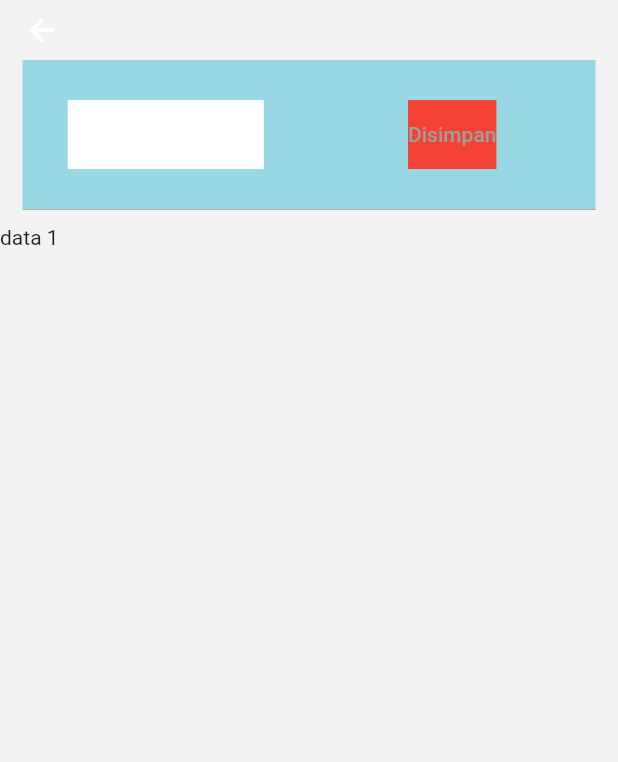
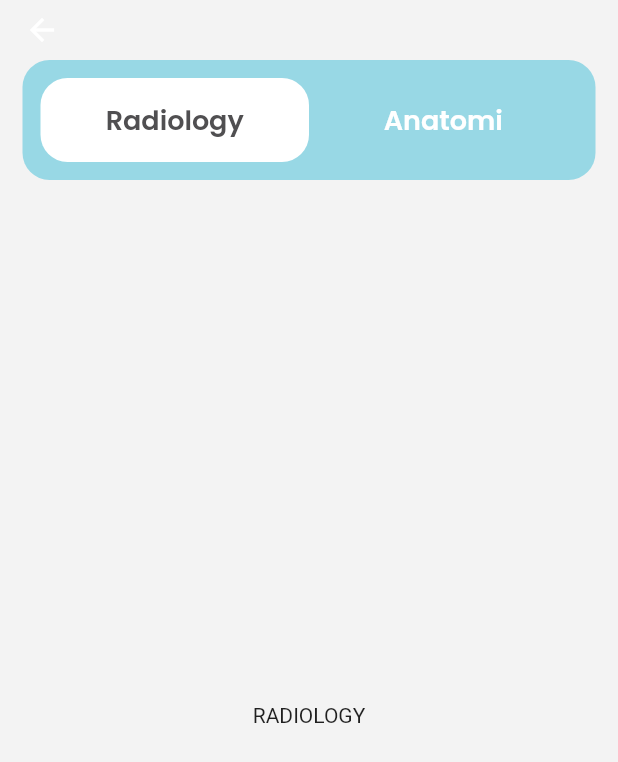
Before and after one commit to IndarMuis/dentalk-anatomy, a Flutter app: the HomeView screen opened by its route, on a phone screen of 412 x 824 dp. Shown: the top 762 px of the screen. Run offline on Flutter 3.47's test engine with Material 2 defaults, Android fonts, the phone set to English and light mode, and no system bars; our stand-ins replace get, google_fonts, introduction_screen.

Commit message:
improvement: tab bar in home page

```diff
--- a/lib/app/modules/constant.dart
+++ b/lib/app/modules/constant.dart
@@ -14,7 +14,10 @@ class Constant {
   static const Color darkColor = Color(0xff266162);
   static const Color darknestColor = Color(0xff173D3C);
 
-  static TextStyle primaryTextStyle = GoogleFonts.poppins();
+  static const Color primaryTextColor = Color(0xff504F51);
+
+  static TextStyle primaryTextStyle =
+      GoogleFonts.poppins(color: primaryTextColor);
 
   static const FontWeight boldFontWeight = FontWeight.w700;
   static const FontWeight semiBoldFontWeight = FontWeight.w600;
--- a/lib/app/modules/home/controllers/home_controller.dart
+++ b/lib/app/modules/home/controllers/home_controller.dart
@@ -1,20 +1,12 @@
+import 'package:flutter/material.dart';
 import 'package:get/get.dart';
 
 class HomeController extends GetxController {
-  //TODO: Implement HomeController
+  var currentPage = 0.obs;
+  late TabController tabController;
 
-  final count = 0.obs;
   @override
   void onInit() {
     super.onInit();
   }
-
-  @override
-  void onReady() {
-    super.onReady();
-  }
-
-  @override
-  void onClose() {}
-  void increment() => count.value++;
 }
--- a/lib/app/modules/home/views/home_view.dart
+++ b/lib/app/modules/home/views/home_view.dart
@@ -22,58 +22,66 @@ class HomeView extends GetView<HomeController> {
           child: Column(
             children: [
               Container(
-                height: 100,
+                height: 80,
+                width: double.infinity,
+                padding: EdgeInsets.all(12),
                 margin: EdgeInsets.symmetric(vertical: 10, horizontal: 15),
                 decoration: BoxDecoration(
-                    // borderRadius: BorderRadius.circular(20),
+                  borderRadius: BorderRadius.circular(18),
                   color: Constant.lightnestColor,
-                    border: Border(
-                        bottom: BorderSide(width: 0.5, color: Colors.grey))),
+                ),
                 child: TabBar(
-                    // labelStyle: primaryTextStyle.copyWith(
-                    //     fontWeight: semiBold, fontSize: 15),
-                    // labelColor: primaryColor,
-                    unselectedLabelColor: Colors.grey,
-                    // controller: tabController,
-                    // indicator: BoxDecoration(
-                    //     border: Border(
-                    //         bottom: BorderSide(
-                    //   width: 4,
-                    //   color: Colors.red,
-                    // ))),
+                    onTap: (value) {
+                      print("CURRENT VALUE : $value");
+                      controller.currentPage.value = value;
+                    },
+                    indicator: BoxDecoration(
+                      borderRadius: BorderRadius.circular(18),
+                      color: Constant.whiteColor,
+                      // border: Border.all(color: Colors.transparent),
+                    ),
                     indicatorColor: Colors.transparent,
                     indicatorWeight: 0.1,
                     tabs: [
-                      Tab(
-                        child: Container(
-                          padding: EdgeInsets.all(30),
-                          height: 90,
-                          decoration: BoxDecoration(color: Colors.white),
+                      Obx(() => Tab(
                             child: Text(
-                            "Raidology",
+                              "Radiology",
                               style: Constant.primaryTextStyle.copyWith(
-                              color: Constant.darknestColor,
+                                fontSize: 18,
+                                color: controller.currentPage == 0
+                                    ? Constant.primaryTextColor
+                                    : Constant.whiteColor,
+                                fontWeight: Constant.semiBoldFontWeight,
                               ),
                             ),
+                          )),
+                      Obx(() => Tab(
+                            child: Text(
+                              "Anatomi",
+                              style: Constant.primaryTextStyle.copyWith(
+                                fontSize: 18,
+                                color: controller.currentPage == 1
+                                    ? Constant.primaryTextColor
+                                    : Constant.whiteColor,
+                                fontWeight: Constant.semiBoldFontWeight,
                               ),
                             ),
-                      Container(
-                        color: Colors.red,
-                        child: Tab(
-                          text: "Disimpan",
-                        ),
-                      ),
+                          )),
                     ]),
               ),
               Expanded(
-                  child: TabBarView(children: [
+                child: TabBarView(
+                  physics: NeverScrollableScrollPhysics(),
+                  children: [
                     Container(
-                  child: Text("data 1"),
+                      child: Center(child: Text("RADIOLOGY")),
                     ),
                     Container(
-                  child: Text("data 1"),
+                      child: Center(child: Text("ANATOMI")),
                     )
-              ]))
+                  ],
+                ),
+              )
             ],
           ),
         ),
```
Lines whose indentation alone changed are shown as unchanged.
